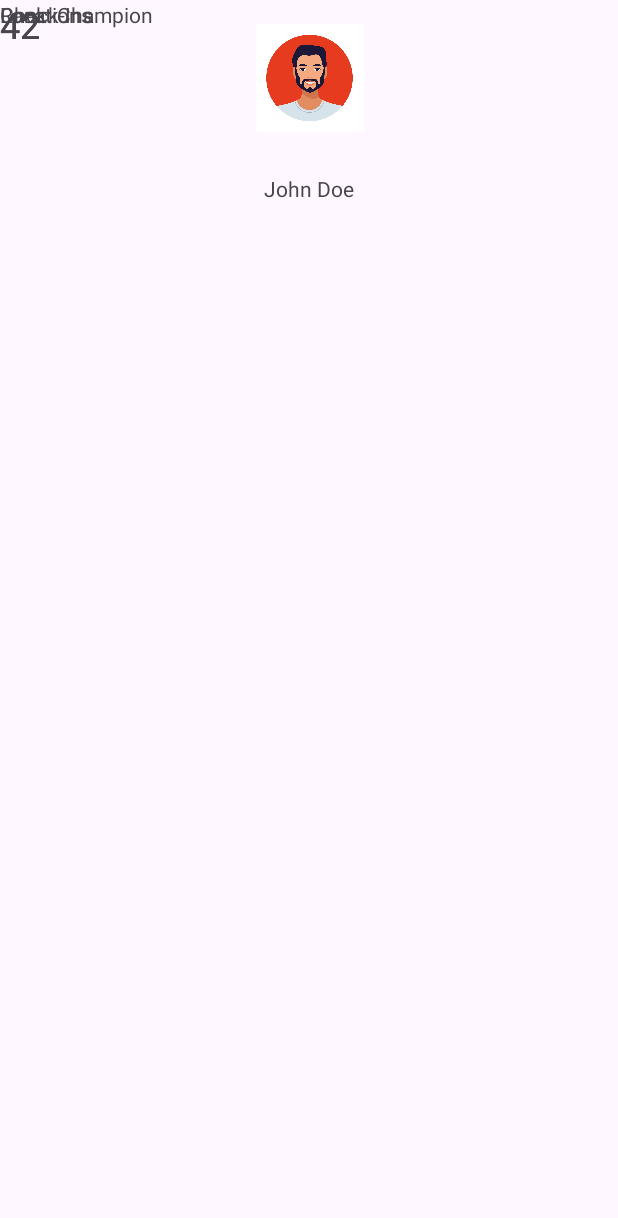
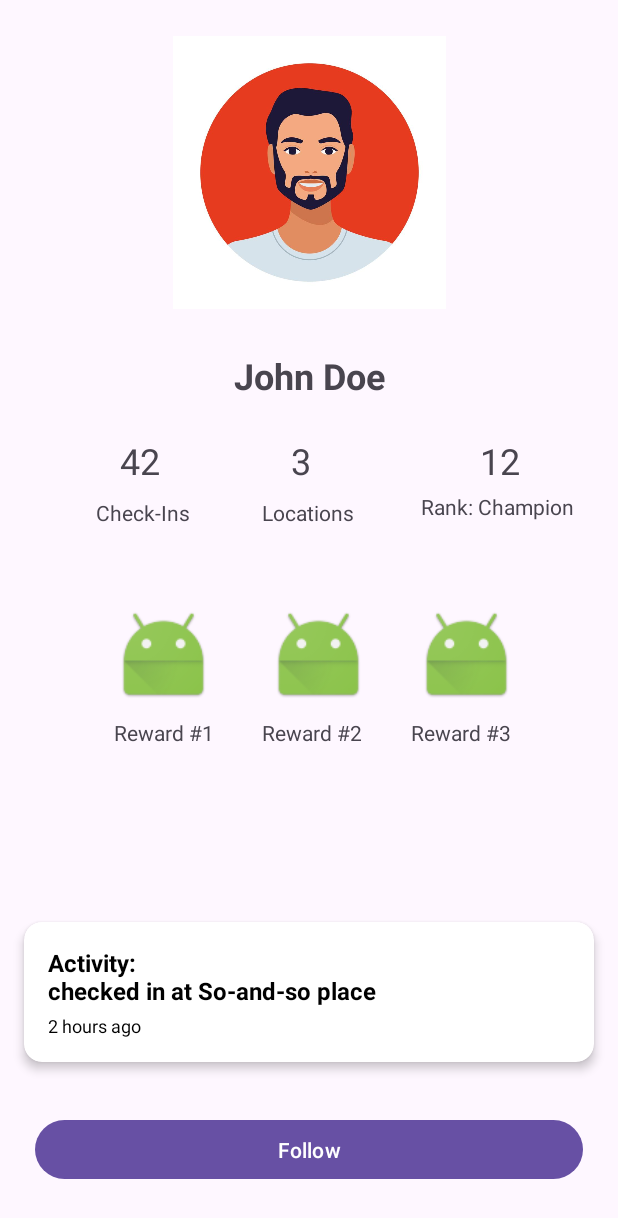
Before and after one commit to DanielOrlov/Mobile-dev-Project, an Android app: the UserProfileActivity screen opened directly, with no data from a screen before it, on a phone screen of 412 x 824 dp. Shown: the top 1218 px of the screen. Run offline under Robolectric (Android 15) with nearby library versions, the phone set to English and light mode, and no system bars.

Commit message:
updated user profile

```diff
--- a/app/build.gradle.kts
+++ b/app/build.gradle.kts
@@ -43,6 +43,7 @@ dependencies {
     implementation(libs.annotation)
     implementation(libs.lifecycle.livedata.ktx)
     implementation(libs.lifecycle.viewmodel.ktx)
+    implementation(libs.cardview)
     testImplementation(libs.junit)
     androidTestImplementation(libs.ext.junit)
     androidTestImplementation(libs.espresso.core)
--- a/app/src/main/res/layout/activity_user_profile.xml
+++ b/app/src/main/res/layout/activity_user_profile.xml
@@ -8,10 +8,51 @@
     tools:context=".UserProfileActivity">
 
     <ImageView
+        android:id="@+id/imageView3"
+        android:layout_width="66dp"
+        android:layout_height="76dp"
+        android:layout_marginTop="132dp"
+        android:layout_marginEnd="68dp"
+        app:layout_constraintEnd_toEndOf="parent"
+        app:layout_constraintTop_toBottomOf="@+id/textView4"
+        app:srcCompat="@android:mipmap/sym_def_app_icon" />
+
+    <TextView
+        android:id="@+id/textView13"
+        android:layout_width="wrap_content"
+        android:layout_height="wrap_content"
+        android:layout_marginTop="4dp"
+        android:text="Reward #3"
+        app:layout_constraintEnd_toEndOf="parent"
+        app:layout_constraintHorizontal_bias="0.313"
+        app:layout_constraintStart_toEndOf="@+id/textView11"
+        app:layout_constraintTop_toBottomOf="@+id/imageView3" />
+
+    <ImageView
+        android:id="@+id/imageView2"
+        android:layout_width="66dp"
+        android:layout_height="76dp"
+        android:layout_marginStart="76dp"
+        android:layout_marginTop="132dp"
+        app:layout_constraintStart_toStartOf="parent"
+        app:layout_constraintTop_toBottomOf="@+id/textView4"
+        app:srcCompat="@android:mipmap/sym_def_app_icon" />
+
+    <TextView
+        android:id="@+id/textView12"
+        android:layout_width="wrap_content"
+        android:layout_height="wrap_content"
+        android:layout_marginStart="76dp"
+        android:layout_marginTop="4dp"
+        android:text="Reward #1"
+        app:layout_constraintStart_toStartOf="parent"
+        app:layout_constraintTop_toBottomOf="@+id/imageView2" />
+
+    <ImageView
         android:id="@+id/profilePicId"
-        android:layout_width="79dp"
-        android:layout_height="72dp"
-        android:layout_marginTop="16dp"
+        android:layout_width="191dp"
+        android:layout_height="182dp"
+        android:layout_marginTop="24dp"
         android:src="@drawable/avatar"
         app:layout_constraintEnd_toEndOf="parent"
         app:layout_constraintStart_toStartOf="parent"
@@ -23,58 +64,147 @@
         android:layout_height="wrap_content"
         android:layout_marginTop="28dp"
         android:text="John Doe"
+        android:textSize="24sp"
+        android:textStyle="bold"
         app:layout_constraintEnd_toEndOf="parent"
         app:layout_constraintStart_toStartOf="parent"
         app:layout_constraintTop_toBottomOf="@+id/profilePicId" />
 
     <TextView
-        android:id="@+id/textView5"
+        android:id="@+id/textView7"
         android:layout_width="28dp"
         android:layout_height="33dp"
-        android:text="42"
+        android:layout_marginStart="104dp"
+        android:layout_marginTop="24dp"
+        android:text="12"
         android:textSize="24sp"
-        tools:layout_editor_absoluteX="76dp"
-        tools:layout_editor_absoluteY="208dp" />
+        app:layout_constraintEnd_toEndOf="parent"
+        app:layout_constraintHorizontal_bias="0.0"
+        app:layout_constraintStart_toEndOf="@+id/textView6"
+        app:layout_constraintTop_toBottomOf="@+id/textView4" />
+
+    <TextView
+        android:id="@+id/textView10"
+        android:layout_width="wrap_content"
+        android:layout_height="wrap_content"
+        android:layout_marginTop="4dp"
+        android:text="Rank: Champion"
+        app:layout_constraintEnd_toEndOf="parent"
+        app:layout_constraintHorizontal_bias="0.6"
+        app:layout_constraintStart_toEndOf="@+id/textView9"
+        app:layout_constraintTop_toBottomOf="@+id/textView7" />
 
     <TextView
         android:id="@+id/textView8"
         android:layout_width="wrap_content"
         android:layout_height="wrap_content"
+        android:layout_marginStart="64dp"
+        android:layout_marginTop="8dp"
         android:text="Check-Ins"
-        tools:layout_editor_absoluteX="62dp"
-        tools:layout_editor_absoluteY="233dp" />
+        app:layout_constraintStart_toStartOf="parent"
+        app:layout_constraintTop_toBottomOf="@+id/textView5" />
+
+    <TextView
+        android:id="@+id/textView5"
+        android:layout_width="28dp"
+        android:layout_height="33dp"
+        android:layout_marginStart="80dp"
+        android:layout_marginTop="24dp"
+        android:text="42"
+        android:textSize="24sp"
+        app:layout_constraintStart_toStartOf="parent"
+        app:layout_constraintTop_toBottomOf="@+id/textView4" />
 
     <TextView
         android:id="@+id/textView6"
         android:layout_width="28dp"
         android:layout_height="33dp"
-        android:text="42"
+        android:layout_marginStart="80dp"
+        android:layout_marginTop="24dp"
+        android:text=" 3"
         android:textSize="24sp"
-        tools:layout_editor_absoluteX="184dp"
-        tools:layout_editor_absoluteY="200dp" />
-
-    <TextView
-        android:id="@+id/textView7"
-        android:layout_width="28dp"
-        android:layout_height="33dp"
-        android:text="42"
-        android:textSize="24sp"
-        tools:layout_editor_absoluteX="288dp"
-        tools:layout_editor_absoluteY="200dp" />
+        app:layout_constraintStart_toEndOf="@+id/textView5"
+        app:layout_constraintTop_toBottomOf="@+id/textView4" />
 
     <TextView
         android:id="@+id/textView9"
         android:layout_width="wrap_content"
         android:layout_height="wrap_content"
+        android:layout_marginStart="48dp"
+        android:layout_marginTop="8dp"
         android:text="Locations"
-        tools:layout_editor_absoluteX="174dp"
-        tools:layout_editor_absoluteY="233dp" />
+        app:layout_constraintStart_toEndOf="@+id/textView8"
+        app:layout_constraintTop_toBottomOf="@+id/textView6" />
+
+    <ImageView
+        android:id="@+id/imageView"
+        android:layout_width="66dp"
+        android:layout_height="76dp"
+        android:layout_marginTop="132dp"
+        app:layout_constraintEnd_toStartOf="@+id/imageView3"
+        app:layout_constraintHorizontal_bias="0.53"
+        app:layout_constraintStart_toEndOf="@+id/imageView2"
+        app:layout_constraintTop_toBottomOf="@+id/textView4"
+        app:srcCompat="@android:mipmap/sym_def_app_icon" />
 
     <TextView
-        android:id="@+id/textView10"
+        android:id="@+id/textView11"
         android:layout_width="wrap_content"
         android:layout_height="wrap_content"
-        android:text="Rank: Champion"
-        tools:layout_editor_absoluteX="259dp"
-        tools:layout_editor_absoluteY="233dp" />
+        android:layout_marginStart="32dp"
+        android:layout_marginTop="4dp"
+        android:text="Reward #2"
+        app:layout_constraintStart_toEndOf="@+id/textView12"
+        app:layout_constraintTop_toBottomOf="@+id/imageView" />
+
+    <androidx.cardview.widget.CardView
+        android:id="@+id/feedId"
+        android:layout_width="0dp"
+        android:layout_height="wrap_content"
+        android:layout_margin="16dp"
+        app:cardCornerRadius="12dp"
+        app:cardElevation="4dp"
+        app:layout_constraintStart_toStartOf="parent"
+        app:layout_constraintEnd_toEndOf="parent"
+        app:layout_constraintTop_toBottomOf="@+id/textView11"
+        app:layout_constraintBottom_toBottomOf="parent">
+
+        <!-- Inner layout that holds your content -->
+        <LinearLayout
+            android:layout_width="match_parent"
+            android:layout_height="wrap_content"
+            android:orientation="vertical"
+            android:padding="16dp">
+
+            <TextView
+                android:id="@+id/feedText"
+                android:layout_width="match_parent"
+                android:layout_height="wrap_content"
+                android:text="Activity: \nchecked in at So-and-so place"
+                android:textColor="@color/black"
+                android:textSize="16sp"
+                android:textStyle="bold" />
+
+            <TextView
+                android:id="@+id/feedTimestamp"
+                android:layout_width="wrap_content"
+                android:layout_height="wrap_content"
+                android:layout_marginTop="4dp"
+                android:text="2 hours ago"
+                android:textColor="@color/black"
+                android:textSize="12sp" />
+
+        </LinearLayout>
+    </androidx.cardview.widget.CardView>
+
+    <Button
+        android:id="@+id/btnFollow"
+        android:layout_width="365dp"
+        android:layout_height="47dp"
+        android:text="Follow"
+        app:layout_constraintBottom_toBottomOf="parent"
+        app:layout_constraintEnd_toEndOf="parent"
+        app:layout_constraintStart_toStartOf="parent"
+        app:layout_constraintTop_toBottomOf="@+id/feedId" />
+
 </androidx.constraintlayout.widget.ConstraintLayout>
--- a/gradle/libs.versions.toml
+++ b/gradle/libs.versions.toml
@@ -10,6 +10,7 @@ constraintlayout = "2.2.1"
 annotation = "1.6.0"
 lifecycleLivedataKtx = "2.9.4"
 lifecycleViewmodelKtx = "2.9.4"
+cardview = "1.0.0"
 
 [libraries]
 junit = { group = "junit", name = "junit", version.ref = "junit" }
@@ -22,6 +23,7 @@ constraintlayout = { group = "androidx.constraintlayout", name = "constraintlayo
 annotation = { group = "androidx.annotation", name = "annotation", version.ref = "annotation" }
 lifecycle-livedata-ktx = { group = "androidx.lifecycle", name = "lifecycle-livedata-ktx", version.ref = "lifecycleLivedataKtx" }
 lifecycle-viewmodel-ktx = { group = "androidx.lifecycle", name = "lifecycle-viewmodel-ktx", version.ref = "lifecycleViewmodelKtx" }
+cardview = { group = "androidx.cardview", name = "cardview", version.ref = "cardview" }
 
 [plugins]
 android-application = { id = "com.android.application", version.ref = "agp" }
```
